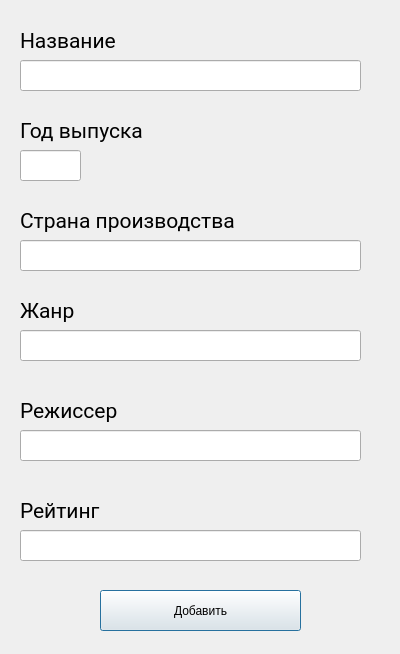
Qt form add_dialog.ui (Surrender2k/PyQt6_kinopoisk) before a commit.
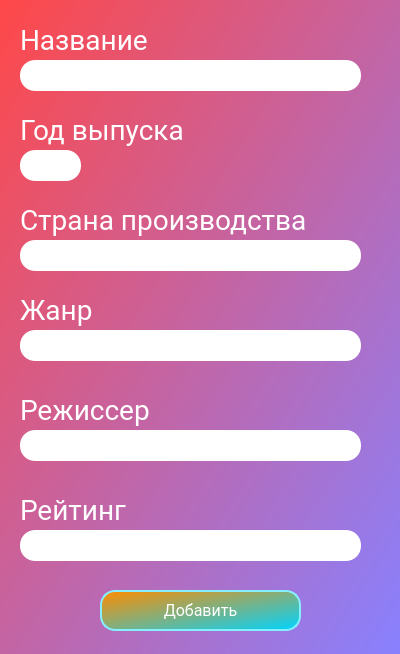
The same form after that commit.

Patch:
```diff
--- a/add_dialog.ui
+++ b/add_dialog.ui
@@ -13,19 +13,50 @@
   <property name="windowTitle">
    <string>Dialog</string>
   </property>
+  <property name="styleSheet">
+   <string notr="true">QDialog#AddDialog{
+	background-color: qlineargradient(spread:pad, x1:0, y1:0, x2:1, y2:1, stop:0 rgba(255, 72, 72, 255), stop:1 rgba(136, 129, 255, 255));
+}
+
+QPushButton{
+	background-color: qlineargradient(spread:pad, x1:0, y1:0, x2:1, y2:1, stop:0 rgba(255, 140, 0, 255), stop:1 rgba(0, 212, 255, 255));
+	border: 2px solid #85efff;
+	border-radius: 15px;	
+	color: rgb(255, 255, 255);
+	font-family: roboto;
+	font-size: 16px;
+}
+
+QPushButton:hover{
+	background-color: qlineargradient(spread:pad, x1:0, y1:0, x2:1, y2:1, stop:0 rgba(0, 255, 115, 255), stop:1 rgba(184, 255, 73, 255));
+	border: 2px solid #90ff94;
+}
+
+QLabel{
+	font-family: roboto;
+	font-size: 28px;
+	color: rgb(255, 255, 255);
+}
+
+QLineEdit{
+	border-radius: 15px;
+	font-family: roboto;
+	font-size: 20px;
+}</string>
+  </property>
   <widget class="QLabel" name="label">
    <property name="geometry">
     <rect>
      <x>20</x>
      <y>20</y>
-     <width>101</width>
+     <width>141</width>
      <height>41</height>
     </rect>
    </property>
    <property name="font">
     <font>
-     <family>Roboto</family>
-     <pointsize>16</pointsize>
+     <family>roboto</family>
+     <pointsize>-1</pointsize>
     </font>
    </property>
    <property name="text">
@@ -43,8 +74,8 @@
    </property>
    <property name="font">
     <font>
-     <family>Roboto</family>
-     <pointsize>16</pointsize>
+     <family>roboto</family>
+     <pointsize>-1</pointsize>
     </font>
    </property>
   </widget>
@@ -53,14 +84,14 @@
     <rect>
      <x>20</x>
      <y>110</y>
-     <width>131</width>
+     <width>181</width>
      <height>41</height>
     </rect>
    </property>
    <property name="font">
     <font>
-     <family>Roboto</family>
-     <pointsize>16</pointsize>
+     <family>roboto</family>
+     <pointsize>-1</pointsize>
     </font>
    </property>
    <property name="text">
@@ -78,8 +109,8 @@
    </property>
    <property name="font">
     <font>
-     <family>Roboto</family>
-     <pointsize>16</pointsize>
+     <family>roboto</family>
+     <pointsize>-1</pointsize>
     </font>
    </property>
   </widget>
@@ -88,14 +119,14 @@
     <rect>
      <x>20</x>
      <y>200</y>
-     <width>221</width>
+     <width>301</width>
      <height>41</height>
     </rect>
    </property>
    <property name="font">
     <font>
-     <family>Roboto</family>
-     <pointsize>16</pointsize>
+     <family>roboto</family>
+     <pointsize>-1</pointsize>
     </font>
    </property>
    <property name="text">
@@ -113,8 +144,8 @@
    </property>
    <property name="font">
     <font>
-     <family>Roboto</family>
-     <pointsize>16</pointsize>
+     <family>roboto</family>
+     <pointsize>-1</pointsize>
     </font>
    </property>
   </widget>
@@ -129,8 +160,8 @@
    </property>
    <property name="font">
     <font>
-     <family>Roboto</family>
-     <pointsize>16</pointsize>
+     <family>roboto</family>
+     <pointsize>-1</pointsize>
     </font>
    </property>
    <property name="text">
@@ -148,8 +179,8 @@
    </property>
    <property name="font">
     <font>
-     <family>Roboto</family>
-     <pointsize>16</pointsize>
+     <family>roboto</family>
+     <pointsize>-1</pointsize>
     </font>
    </property>
   </widget>
@@ -158,14 +189,14 @@
     <rect>
      <x>20</x>
      <y>390</y>
-     <width>101</width>
+     <width>161</width>
      <height>41</height>
     </rect>
    </property>
    <property name="font">
     <font>
-     <family>Roboto</family>
-     <pointsize>16</pointsize>
+     <family>roboto</family>
+     <pointsize>-1</pointsize>
     </font>
    </property>
    <property name="text">
@@ -183,8 +214,8 @@
    </property>
    <property name="font">
     <font>
-     <family>Roboto</family>
-     <pointsize>16</pointsize>
+     <family>roboto</family>
+     <pointsize>-1</pointsize>
     </font>
    </property>
   </widget>
@@ -193,14 +224,14 @@
     <rect>
      <x>20</x>
      <y>490</y>
-     <width>101</width>
+     <width>141</width>
      <height>41</height>
     </rect>
    </property>
    <property name="font">
     <font>
-     <family>Roboto</family>
-     <pointsize>16</pointsize>
+     <family>roboto</family>
+     <pointsize>-1</pointsize>
     </font>
    </property>
    <property name="text">
@@ -218,8 +249,8 @@
    </property>
    <property name="font">
     <font>
-     <family>Roboto</family>
-     <pointsize>16</pointsize>
+     <family>roboto</family>
+     <pointsize>-1</pointsize>
     </font>
    </property>
   </widget>
```
